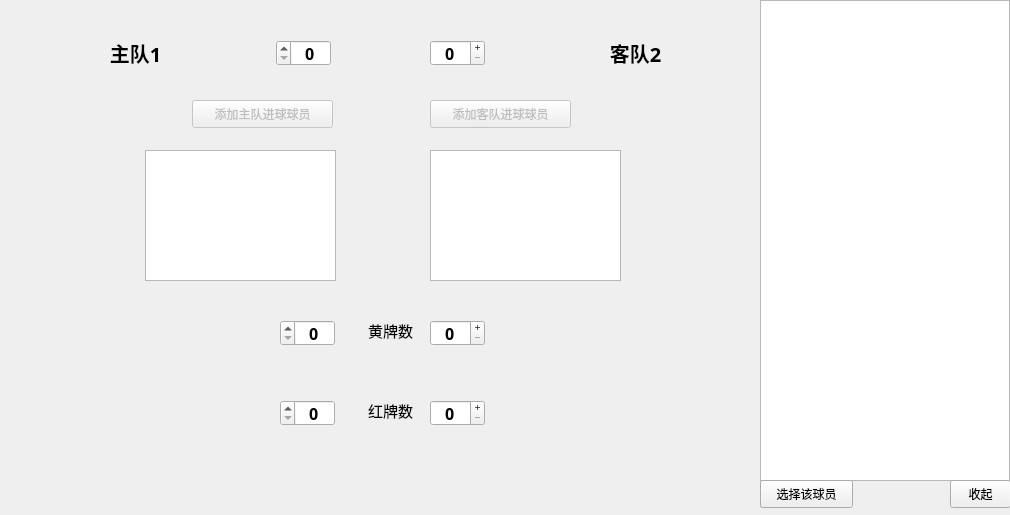
Qt form matchstaticwindow.ui (Ozal220/WorldCupManagerSystem) before a commit.
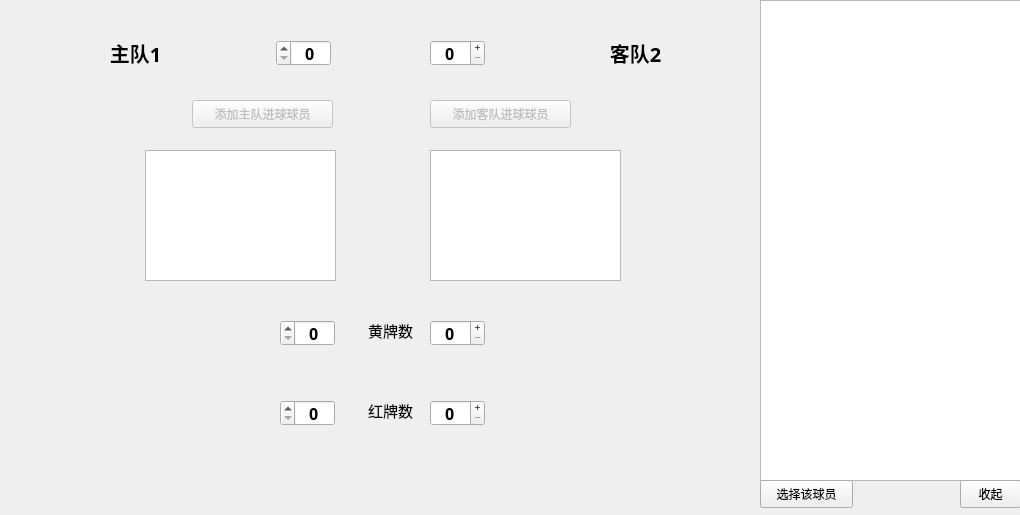
The same form after that commit. Icons and pictures are not drawn.

```diff
--- a/matchstaticwindow.ui
+++ b/matchstaticwindow.ui
@@ -6,7 +6,7 @@
    <rect>
     <x>0</x>
     <y>0</y>
-    <width>1010</width>
+    <width>1020</width>
     <height>515</height>
    </rect>
   </property>
@@ -232,7 +232,7 @@
     <rect>
      <x>760</x>
      <y>0</y>
-     <width>250</width>
+     <width>261</width>
      <height>481</height>
     </rect>
    </property>
@@ -428,7 +428,7 @@
   <widget class="QPushButton" name="pushButton_3">
    <property name="geometry">
     <rect>
-     <x>950</x>
+     <x>960</x>
      <y>480</y>
      <width>61</width>
      <height>28</height>
```
Left out of the diff: 12 changed lines with no effect on the pictures.
